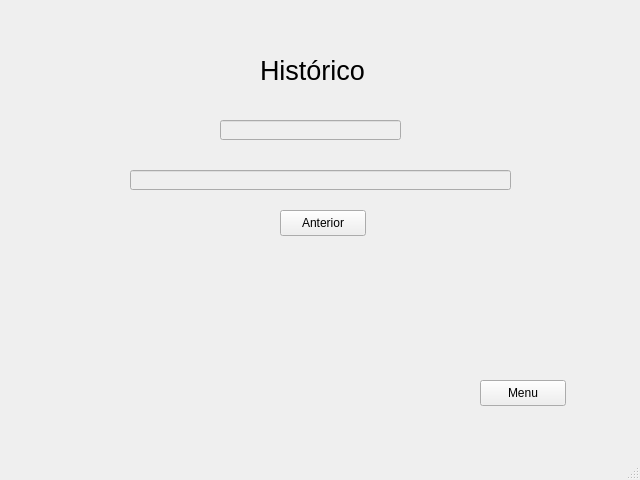
The window that ui/tela_historico.ui (welitonsousa/object_oriented_programming_two) describes before a commit, drawn with Qt 5.
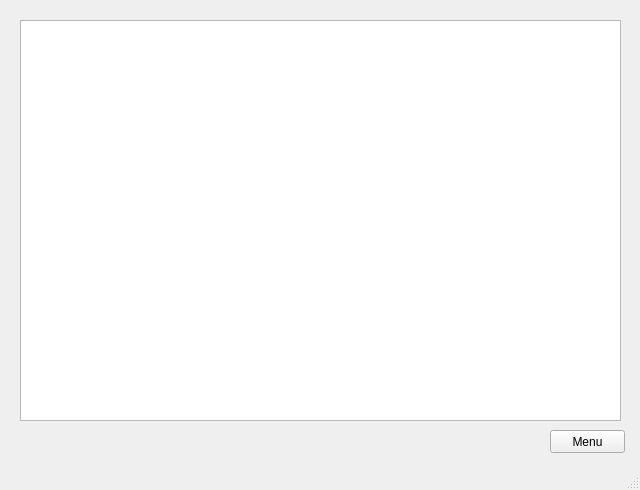
The same window after the commit.

Commit message: tela de historico concluida

Patch:
```diff
--- a/ui/tela_historico.ui
+++ b/ui/tela_historico.ui
@@ -7,95 +7,36 @@
     <x>0</x>
     <y>0</y>
     <width>640</width>
-    <height>480</height>
+    <height>490</height>
    </rect>
   </property>
   <property name="windowTitle">
    <string>MainWindow</string>
   </property>
   <widget class="QWidget" name="centralwidget">
+   <widget class="QListWidget" name="lista_itens">
+    <property name="geometry">
+     <rect>
+      <x>20</x>
+      <y>20</y>
+      <width>601</width>
+      <height>401</height>
+     </rect>
+    </property>
+   </widget>
    <widget class="QPushButton" name="botao_menu">
     <property name="geometry">
      <rect>
-      <x>480</x>
-      <y>380</y>
-      <width>86</width>
-      <height>26</height>
+      <x>550</x>
+      <y>430</y>
+      <width>75</width>
+      <height>23</height>
      </rect>
     </property>
     <property name="text">
      <string>Menu</string>
     </property>
    </widget>
-   <widget class="QLineEdit" name="edit_descricao">
-    <property name="enabled">
-     <bool>false</bool>
-    </property>
-    <property name="geometry">
-     <rect>
-      <x>130</x>
-      <y>170</y>
-      <width>381</width>
-      <height>20</height>
-     </rect>
-    </property>
-    <property name="readOnly">
-     <bool>true</bool>
-    </property>
-   </widget>
-   <widget class="QLineEdit" name="edit_data">
-    <property name="enabled">
-     <bool>false</bool>
-    </property>
-    <property name="geometry">
-     <rect>
-      <x>220</x>
-      <y>120</y>
-      <width>181</width>
-      <height>20</height>
-     </rect>
-    </property>
-    <property name="readOnly">
-     <bool>false</bool>
-    </property>
-   </widget>
-   <widget class="QPushButton" name="botao_anterior">
-    <property name="geometry">
-     <rect>
-      <x>280</x>
-      <y>210</y>
-      <width>86</width>
-      <height>26</height>
-     </rect>
-    </property>
-    <property name="text">
-     <string>Anterior</string>
-    </property>
-   </widget>
-   <widget class="QLabel" name="label_historico">
-    <property name="geometry">
-     <rect>
-      <x>260</x>
-      <y>40</y>
-      <width>181</width>
-      <height>61</height>
-     </rect>
-    </property>
-    <property name="sizePolicy">
-     <sizepolicy hsizetype="Preferred" vsizetype="Preferred">
-      <horstretch>10</horstretch>
-      <verstretch>19</verstretch>
-     </sizepolicy>
-    </property>
-    <property name="font">
-     <font>
-      <pointsize>20</pointsize>
-     </font>
-    </property>
-    <property name="text">
-     <string>Histórico</string>
-    </property>
-   </widget>
   </widget>
   <widget class="QStatusBar" name="statusbar"/>
  </widget>
```
The commit also changes 3 other files.
